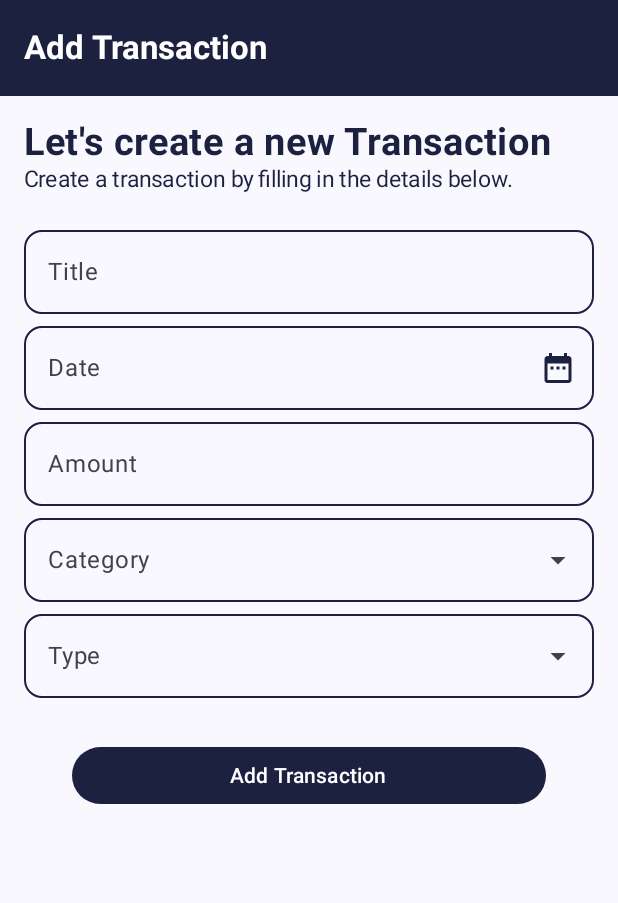
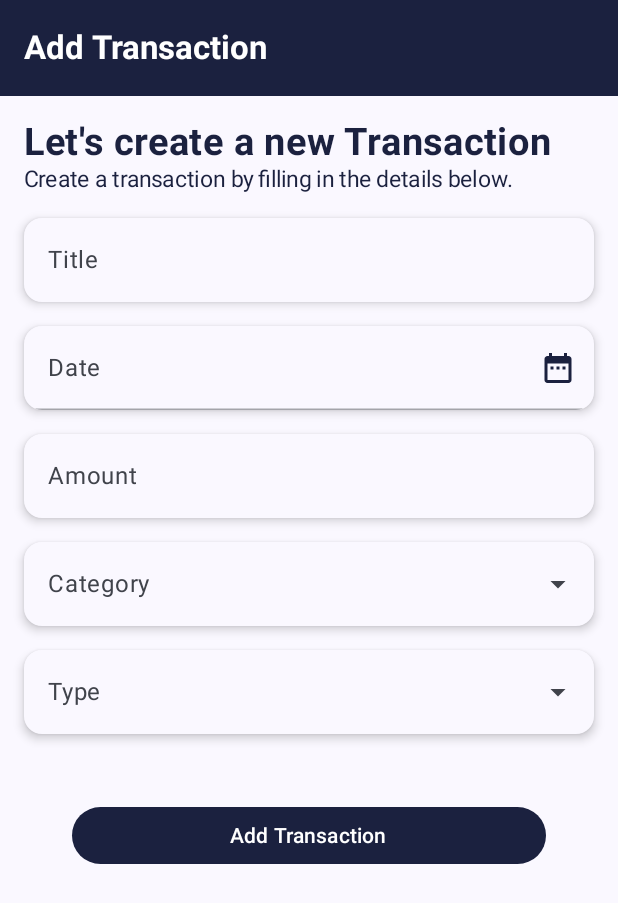
Before and after one commit to SantBreno/fintrack, an Android app built with Jetpack Compose: the AddTransactionScreen screen opened through its navigation route, on a phone screen of 412 x 824 dp. Shown: the top 903 px of the screen. Run offline under Robolectric (Android 15) with nearby library versions, the light colour scheme and no system bars; our stand-ins replace Room's generated code; 1 statement that could not run was skipped.

Commit message:
Refactor: Update TransactionViewModel and AddTransactionScreen
This commit introduces several changes:

**TransactionViewModel.kt:**
- Implemented error handling within the `updateTransaction` function using a try-catch block to log potential exceptions.
- Clears the ViewModel's state (title, date, amount, category, type) on the main thread after a successful transaction update.

**AddTransactionScreen.kt:**
- Replaced `OutlinedTextField` components with `TextField` wrapped in `Card` components for a consistent UI style.
- Updated the shape of text fields to `RoundedCornerShape(12.dp)`.
- Adjusted `TextFieldDefaults.colors` to remove borders and use transparent container colors for a cleaner look.
- Ensured `DateInputField` also uses `TextField` within a `Card` and updated its color configuration.

```diff
--- a/app/src/main/java/com/devsant/fintrack/ui/screens/AddTransactionScreen.kt
+++ b/app/src/main/java/com/devsant/fintrack/ui/screens/AddTransactionScreen.kt
@@ -10,11 +10,13 @@ import androidx.compose.foundation.layout.Spacer
 import androidx.compose.foundation.layout.fillMaxWidth
 import androidx.compose.foundation.layout.height
 import androidx.compose.foundation.layout.padding
-import androidx.compose.foundation.text.KeyboardOptions
+import androidx.compose.foundation.shape.RoundedCornerShape
 import androidx.compose.material.icons.Icons
 import androidx.compose.material.icons.filled.DateRange
 import androidx.compose.material3.Button
 import androidx.compose.material3.ButtonDefaults
+import androidx.compose.material3.Card
+import androidx.compose.material3.CardDefaults
 import androidx.compose.material3.DropdownMenuItem
 import androidx.compose.material3.ExperimentalMaterial3Api
 import androidx.compose.material3.ExposedDropdownMenuBox
@@ -22,10 +24,10 @@ import androidx.compose.material3.ExposedDropdownMenuDefaults
 import androidx.compose.material3.Icon
 import androidx.compose.material3.MaterialTheme
 import androidx.compose.material3.MenuAnchorType
-import androidx.compose.material3.OutlinedTextField
-import androidx.compose.material3.OutlinedTextFieldDefaults
 import androidx.compose.material3.Scaffold
 import androidx.compose.material3.Text
+import androidx.compose.material3.TextField
+import androidx.compose.material3.TextFieldDefaults
 import androidx.compose.material3.TopAppBar
 import androidx.compose.material3.TopAppBarDefaults
 import androidx.compose.runtime.Composable
@@ -39,7 +41,6 @@ import androidx.compose.ui.focus.focusProperties
 import androidx.compose.ui.graphics.Color
 import androidx.compose.ui.platform.LocalContext
 import androidx.compose.ui.text.font.FontWeight
-import androidx.compose.ui.text.input.KeyboardType
 import androidx.compose.ui.tooling.preview.Preview
 import androidx.compose.ui.unit.dp
 import androidx.compose.ui.unit.sp
@@ -103,24 +104,47 @@ fun AddTransactionScreen(
             )
             Spacer(modifier = Modifier.height(16.dp))
 
-        OutlinedTextField(value = viewModel.title.value,
+
+            Card(
+                modifier = Modifier,
+                shape = RoundedCornerShape(12.dp),
+                elevation = CardDefaults.cardElevation(
+                    defaultElevation = 4.dp,
+                    pressedElevation = 8.dp),
+                colors = CardDefaults.cardColors(containerColor = MaterialTheme.colorScheme.surface),
+            ) {
+                TextField(
+                    value = viewModel.title.value,
                     onValueChange = { viewModel.title.value = it },
                     label = { Text("Title") },
                     singleLine = true,
                     modifier = Modifier.fillMaxWidth(),
-            shape = MaterialTheme.shapes.medium,
-            colors = OutlinedTextFieldDefaults.colors(
-                focusedBorderColor = Color(0xFF1B213F),
-                unfocusedBorderColor = Color(0xFF1B213F),
+                    shape = RoundedCornerShape(12.dp),
+                    colors = TextFieldDefaults.colors(
+                        focusedContainerColor = Color.Transparent,
+                        unfocusedContainerColor = Color.Transparent,
+                        disabledContainerColor = Color.Transparent,
+                        focusedIndicatorColor = Color.Transparent,
+                        unfocusedIndicatorColor = Color.Transparent
                     )
                 )
+            }
+
+            Spacer(modifier = Modifier.height(16.dp))
 
 
+            Card(
+                modifier = Modifier,
+                shape = RoundedCornerShape(12.dp),
+                elevation = CardDefaults.cardElevation(
+                    defaultElevation = 4.dp,
+                    pressedElevation = 8.dp),
+                colors = CardDefaults.cardColors(containerColor = MaterialTheme.colorScheme.surface),
+            ) {
                 DateInputField(
                     value = viewModel.date.value,
                     onClick = { showDatePicker = true }
                 )
-
 
                 DatePickerField(
                     showDialog = showDatePicker,
@@ -130,36 +154,66 @@ fun AddTransactionScreen(
                         showDatePicker = false
                     }
                 )
+            }
 
 
-            OutlinedTextField(
+
+            Spacer(modifier = Modifier.height(16.dp))
+
+
+            Card(
+                modifier = Modifier,
+                shape = RoundedCornerShape(12.dp),
+                elevation = CardDefaults.cardElevation(
+                    defaultElevation = 4.dp,
+                    pressedElevation = 8.dp),
+                colors = CardDefaults.cardColors(containerColor = MaterialTheme.colorScheme.surface),
+            ) {
+                TextField(
                     value = viewModel.amount.value,
                     onValueChange = { viewModel.amount.value = it },
                     label = { Text("Amount") },
                     singleLine = true,
-                shape = MaterialTheme.shapes.medium,
-                colors = OutlinedTextFieldDefaults.colors(
-                    focusedBorderColor = Color(0xFF1B213F),
-                    unfocusedBorderColor = Color(0xFF1B213F),
-                ),
-                keyboardOptions = KeyboardOptions.Default.copy(keyboardType = KeyboardType.Number),
                     modifier = Modifier.fillMaxWidth(),
+                    shape = RoundedCornerShape(12.dp),
+                    colors = TextFieldDefaults.colors(
+                        focusedContainerColor = Color.Transparent,
+                        unfocusedContainerColor = Color.Transparent,
+                        disabledContainerColor = Color.Transparent,
+                        focusedIndicatorColor = Color.Transparent,
+                        unfocusedIndicatorColor = Color.Transparent
                     )
+                )
+            }
+
+            Spacer(modifier = Modifier.height(16.dp))
 
             ExposedDropdownMenuBox(
                 expanded = categoryExpanded,
                 onExpandedChange = { categoryExpanded = !categoryExpanded },
                 modifier = Modifier.fillMaxWidth()
             ) {
-                OutlinedTextField(
+
+                Card(
+                    modifier = Modifier,
+                    shape = RoundedCornerShape(12.dp),
+                    elevation = CardDefaults.cardElevation(
+                        defaultElevation = 4.dp,
+                        pressedElevation = 8.dp),
+                    colors = CardDefaults.cardColors(containerColor = MaterialTheme.colorScheme.surface),
+                ) {
+                    TextField(
                         value = viewModel.category.value,
                         onValueChange = {},
                         readOnly = true,
                         label = { Text("Category") },
                         shape = MaterialTheme.shapes.medium,
-                    colors = OutlinedTextFieldDefaults.colors(
-                        focusedBorderColor = Color(0xFF1B213F),
-                        unfocusedBorderColor = Color(0xFF1B213F),
+                        colors = TextFieldDefaults.colors(
+                            focusedContainerColor = Color.Transparent,
+                            unfocusedContainerColor = Color.Transparent,
+                            disabledContainerColor = Color.Transparent,
+                            focusedIndicatorColor = Color.Transparent,
+                            unfocusedIndicatorColor = Color.Transparent
                         ),
                         trailingIcon = { ExposedDropdownMenuDefaults.TrailingIcon(expanded = categoryExpanded) },
                         modifier = Modifier
@@ -182,20 +236,36 @@ fun AddTransactionScreen(
                     }
                 }
 
+            }
+
+            Spacer(modifier = Modifier.height(16.dp))
+
             ExposedDropdownMenuBox(
                 expanded = typeExpanded,
                 onExpandedChange = { typeExpanded = !typeExpanded },
                 modifier = Modifier.fillMaxWidth()
             ) {
-                OutlinedTextField(
+
+                Card(
+                    modifier = Modifier,
+                    shape = RoundedCornerShape(12.dp),
+                    elevation = CardDefaults.cardElevation(
+                        defaultElevation = 4.dp,
+                        pressedElevation = 8.dp),
+                    colors = CardDefaults.cardColors(containerColor = MaterialTheme.colorScheme.surface),
+                ) {
+                    TextField(
                         value = viewModel.type.value,
                         onValueChange = {},
                         readOnly = true,
                         label = { Text("Type") },
-                    shape = MaterialTheme.shapes.medium,
-                    colors = OutlinedTextFieldDefaults.colors(
-                        focusedBorderColor = Color(0xFF1B213F),
-                        unfocusedBorderColor = Color(0xFF1B213F),
+                        shape = RoundedCornerShape(12.dp),
+                        colors = TextFieldDefaults.colors(
+                            focusedContainerColor = Color.Transparent,
+                            unfocusedContainerColor = Color.Transparent,
+                            disabledContainerColor = Color.Transparent,
+                            focusedIndicatorColor = Color.Transparent,
+                            unfocusedIndicatorColor = Color.Transparent
                         ),
                         trailingIcon = { ExposedDropdownMenuDefaults.TrailingIcon(expanded = typeExpanded) },
                         modifier = Modifier
@@ -217,6 +287,10 @@ fun AddTransactionScreen(
                         }
                     }
                 }
+
+            }
+
+            Spacer(modifier = Modifier.height(16.dp))
 
             Box(
                 modifier = Modifier
@@ -255,12 +329,12 @@ fun DateInputField(
     label: String = "Date"
 ) {
     val interactionSource = remember { MutableInteractionSource() }
-    OutlinedTextField(
+    TextField(
         value = value,
         onValueChange = {},
         readOnly = true,
         label = { Text(label) },
-        shape = MaterialTheme.shapes.medium,
+        shape = RoundedCornerShape(12.dp),
         trailingIcon = {
             Icon(
                 imageVector = Icons.Default.DateRange,
@@ -278,17 +352,11 @@ fun DateInputField(
                 onClick()
             },
         enabled = false,
-        colors = OutlinedTextFieldDefaults.colors(
-            focusedBorderColor = Color(0xFF1B213F),
-            unfocusedBorderColor = Color(0xFF1B213F),
-            disabledBorderColor = Color(0xFF1B213F),
-            focusedLabelColor = MaterialTheme.colorScheme.primary,
-            unfocusedLabelColor = MaterialTheme.colorScheme.onSurfaceVariant,
+        colors = TextFieldDefaults.colors(
             disabledLabelColor = MaterialTheme.colorScheme.onSurfaceVariant,
-            cursorColor = MaterialTheme.colorScheme.primary,
-            focusedTextColor = MaterialTheme.colorScheme.onSurface,
-            unfocusedTextColor = MaterialTheme.colorScheme.onSurface,
-            disabledTextColor = MaterialTheme.colorScheme.onSurface
+            unfocusedContainerColor = Color.Transparent,
+            disabledContainerColor = Color.Transparent,
+            unfocusedIndicatorColor = Color.Transparent
         )
     )
 }
--- a/app/src/main/java/com/devsant/fintrack/viewmodel/TransactionViewModel.kt
+++ b/app/src/main/java/com/devsant/fintrack/viewmodel/TransactionViewModel.kt
@@ -1,13 +1,16 @@
 package com.devsant.fintrack.viewmodel
 
+import android.util.Log
 import androidx.compose.runtime.mutableStateOf
 import androidx.lifecycle.ViewModel
 import androidx.lifecycle.viewModelScope
 import com.devsant.fintrack.data.AppDatabase
 import com.devsant.fintrack.model.Transaction
+import kotlinx.coroutines.Dispatchers
 import kotlinx.coroutines.flow.MutableStateFlow
 import kotlinx.coroutines.flow.asStateFlow
 import kotlinx.coroutines.launch
+import kotlinx.coroutines.withContext
 
 class TransactionViewModel(private val database: AppDatabase) : ViewModel() {
     private val _transactionList = MutableStateFlow<List<Transaction>>(emptyList())
@@ -55,8 +58,28 @@ class TransactionViewModel(private val database: AppDatabase) : ViewModel() {
         type: String
     ) {
         viewModelScope.launch {
-            val transaction = Transaction(id, title, date, amount, category, type)
-            database.transactionDao().updateTransaction(transaction)
+            try {
+                val updatedTransaction = Transaction(
+                    id = id,
+                    title = title,
+                    date = date,
+                    amount = amount,
+                    category = category,
+                    type = type
+                )
+
+                database.transactionDao().updateTransaction(updatedTransaction)
+
+                withContext(Dispatchers.Main) {
+                    this@TransactionViewModel.title.value = ""
+                    this@TransactionViewModel.date.value = ""
+                    this@TransactionViewModel.amount.value = ""
+                    this@TransactionViewModel.category.value = ""
+                    this@TransactionViewModel.type.value = ""
+                }
+            } catch (e: Exception) {
+                Log.e("TransactionViewModel", "Error updating transaction", e)
+            }
         }
     }
 
```
Lines whose indentation alone changed are shown as unchanged.
